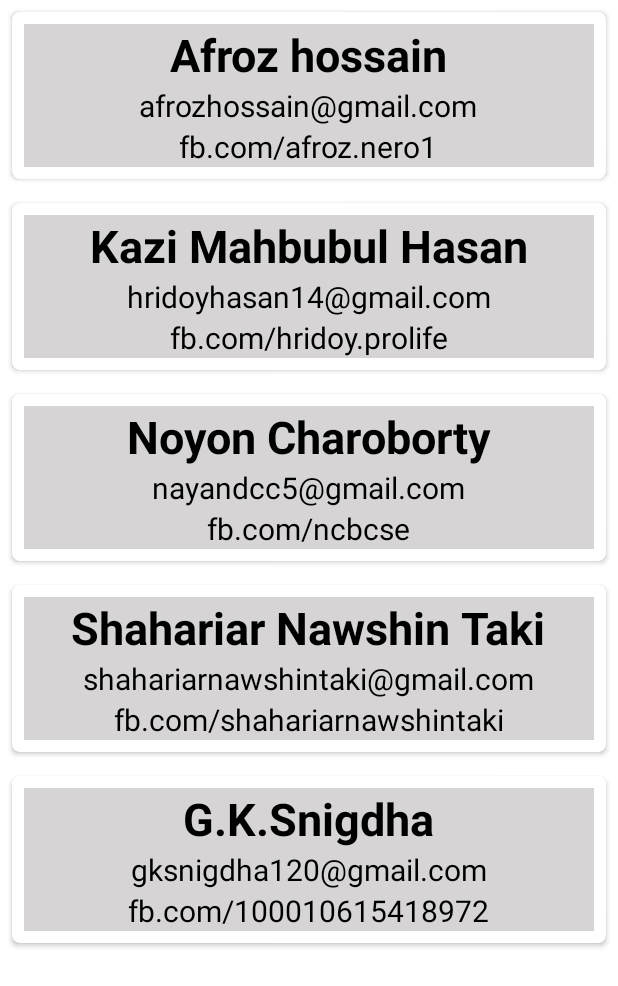
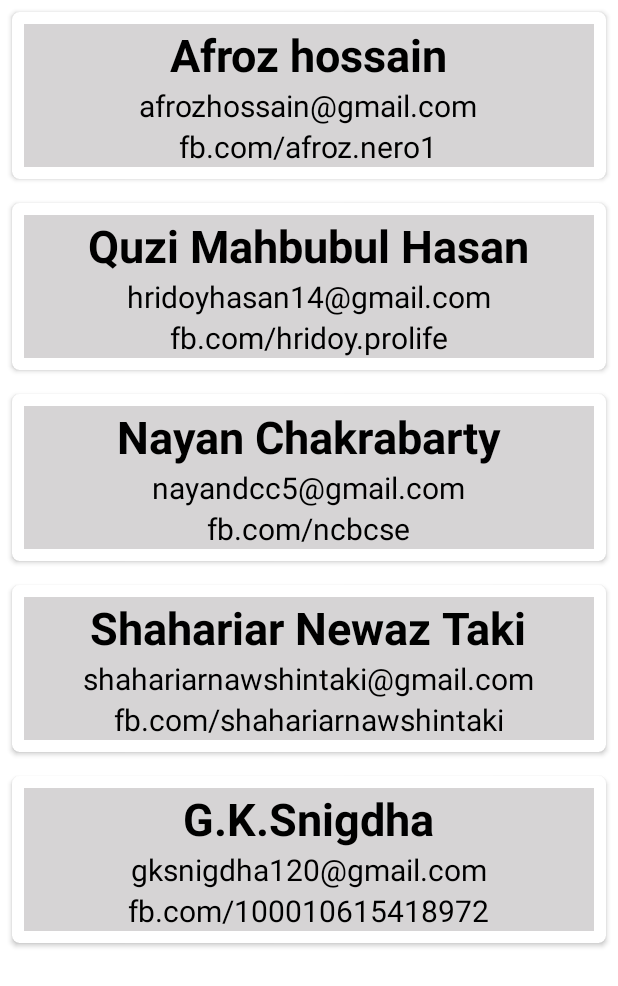
Before and after one commit to LowSpeeddevelopers/Todo, an Android app: the layout contact.xml on its own in the app's theme, with its tools: preview values and no code run, on a phone screen of 412 x 824 dp. Shown: the top 986 px of the screen. Run offline under Robolectric (Android 15) with nearby library versions, the phone set to English and light mode, and no system bars; Roboto replaces fonts that are not available here.

Commit message:
about us
Signed-off-by: lowspeeddevelopers <v@gmail.com>

```diff
--- a/app/src/main/res/values/strings.xml
+++ b/app/src/main/res/values/strings.xml
@@ -4,15 +4,15 @@
     <string name="afroz_mail">afrozhossain@gmail.com</string>
     <string name="afroz_fb">fb.com/afroz.nero1</string>
 
-    <string name="hridoy_name">Kazi Mahbubul Hasan</string>
+    <string name="hridoy_name">Quzi Mahbubul Hasan</string>
     <string name="hridoy_mail">hridoyhasan14@gmail.com</string>
     <string name="hridoy_fb">fb.com/hridoy.prolife</string>
 
-    <string name="noyon_name">Noyon Charoborty</string>
+    <string name="noyon_name">Nayan Chakrabarty</string>
     <string name="noyon_mail">nayandcc5@gmail.com</string>
     <string name="noyon_fb">fb.com/ncbcse</string>
 
-    <string name="taki_name">Shahariar Nawshin Taki</string>
+    <string name="taki_name">Shahariar Newaz Taki</string>
     <string name="taki_mail">shahariarnawshintaki@gmail.com</string>
     <string name="taki_fb">fb.com/shahariarnawshintaki</string>
 
```
